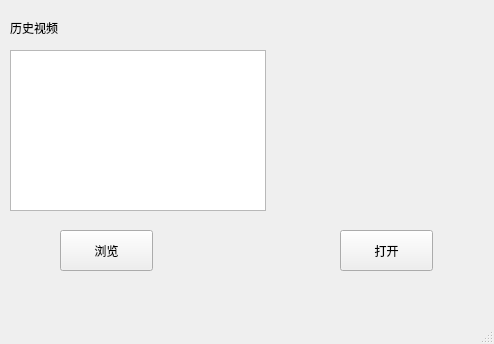
Buct-king/ai-Project, file sxw/gui/child.ui: the form before one commit.
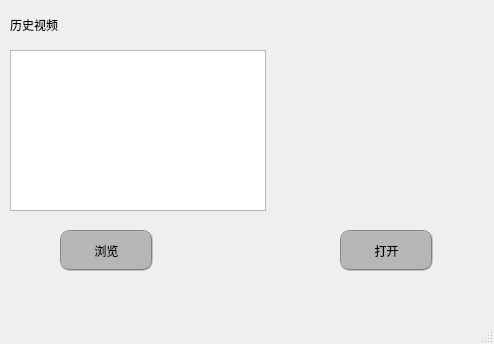
The form after the commit.

Commit message: 美化主界面以及快照详情界面

What changed in the file:
```diff
--- a/sxw/gui/child.ui
+++ b/sxw/gui/child.ui
@@ -23,6 +23,21 @@
       <height>41</height>
      </rect>
     </property>
+    <property name="styleSheet">
+     <string notr="true">QPushButton{border-radius:10px;border: 2px groove gray;background-color: rgb(182, 182, 182);}
+
+QPushButton:hover
+{
+    background-color:rgb(193, 205, 205);
+}
+
+QPushButton:pressed
+{
+    background-color:rgb(131, 139, 139);
+    padding-left:3px;
+    padding-top:3px;
+}</string>
+    </property>
     <property name="text">
      <string>浏览</string>
     </property>
@@ -46,6 +61,21 @@
       <height>41</height>
      </rect>
     </property>
+    <property name="styleSheet">
+     <string notr="true">QPushButton{border-radius:10px;border: 2px groove gray;background-color: rgb(182, 182, 182);}
+
+QPushButton:hover
+{
+    background-color:rgb(193, 205, 205);
+}
+
+QPushButton:pressed
+{
+    background-color:rgb(131, 139, 139);
+    padding-left:3px;
+    padding-top:3px;
+}</string>
+    </property>
     <property name="text">
      <string>打开</string>
     </property>
@@ -54,11 +84,14 @@
     <property name="geometry">
      <rect>
       <x>10</x>
-      <y>20</y>
+      <y>14</y>
       <width>72</width>
-      <height>15</height>
+      <height>21</height>
      </rect>
     </property>
+    <property name="styleSheet">
+     <string notr="true">font: 25 11pt &quot;Adobe 宋体 Std L&quot;;</string>
+    </property>
     <property name="text">
      <string>历史视频</string>
     </property>
```
Left out of the diff: 2 changed lines with no effect on the pictures. The commit also changes 7 other files.
